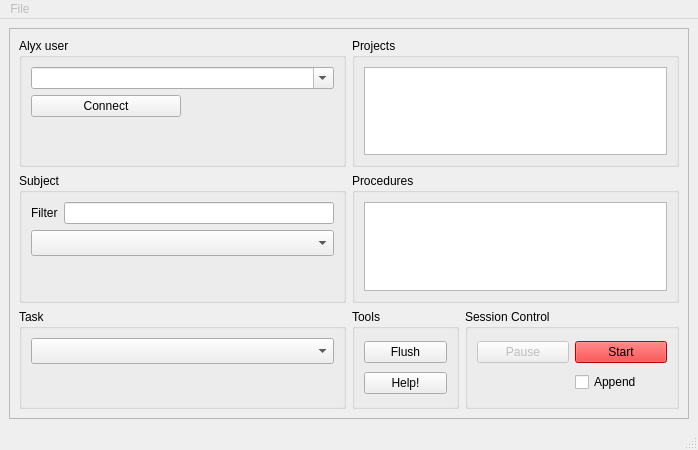
Before: the Qt Designer form iblrig/gui/wizard.ui in int-brain-lab/iblrig, drawn with Qt 5.
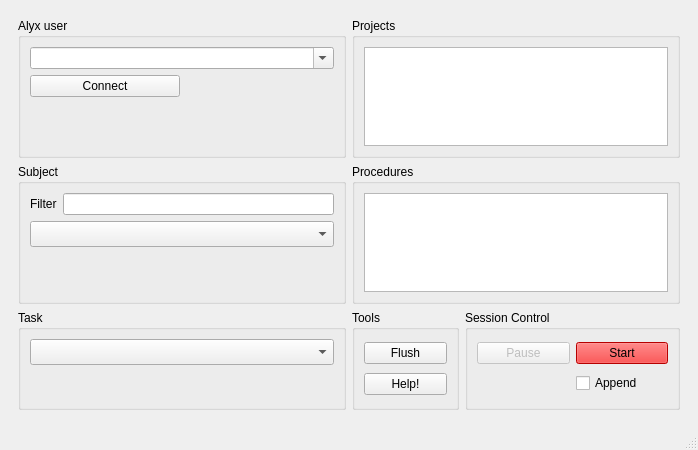
After: the same form once the commit is applied.

```diff
--- a/iblrig/gui/wizard.ui
+++ b/iblrig/gui/wizard.ui
@@ -24,10 +24,10 @@
        </size>
       </property>
       <property name="frameShape">
-       <enum>QFrame::StyledPanel</enum>
+       <enum>QFrame::NoFrame</enum>
       </property>
       <property name="frameShadow">
-       <enum>QFrame::Raised</enum>
+       <enum>QFrame::Plain</enum>
       </property>
       <layout class="QGridLayout" name="gridLayout_4">
        <item row="1" column="2">
@@ -485,36 +485,13 @@
     </item>
    </layout>
   </widget>
-  <widget class="QMenuBar" name="menubar">
-   <property name="geometry">
-    <rect>
-     <x>0</x>
-     <y>0</y>
-     <width>698</width>
-     <height>21</height>
-    </rect>
+  <widget class="QStatusBar" name="statusbar">
+   <property name="enabled">
+    <bool>true</bool>
    </property>
-   <widget class="QMenu" name="uiMenuFile">
-    <property name="enabled">
-     <bool>false</bool>
-    </property>
-    <property name="title">
-     <string>File</string>
-    </property>
-    <widget class="QMenu" name="uiMenuTemplates">
-     <property name="title">
-      <string>templates</string>
-     </property>
-     <addaction name="uiActionTrainingTemplate"/>
-     <addaction name="uiActionEphysTemplate"/>
-    </widget>
-    <addaction name="uiActionLoadSession"/>
-    <addaction name="separator"/>
-    <addaction name="uiActionRecent"/>
-    <addaction name="separator"/>
-    <addaction name="uiMenuTemplates"/>
-   </widget>
-   <addaction name="uiMenuFile"/>
+   <property name="toolTip">
+    <string/>
+   </property>
   </widget>
   <widget class="QStatusBar" name="statusbar"/>
   <action name="uiActionLoadSession">
```
Left out of the diff: 19 changed lines with no effect on the pictures.
